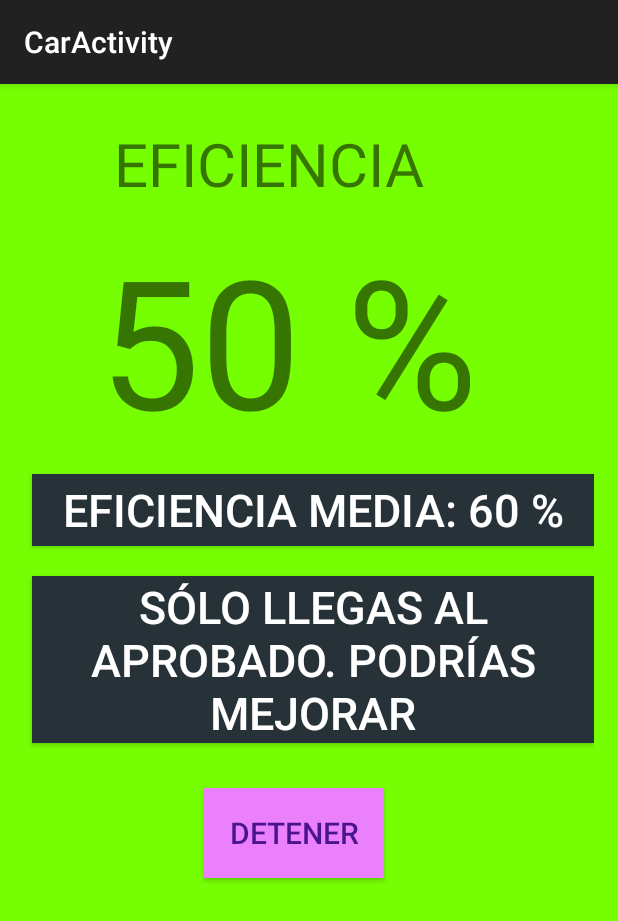
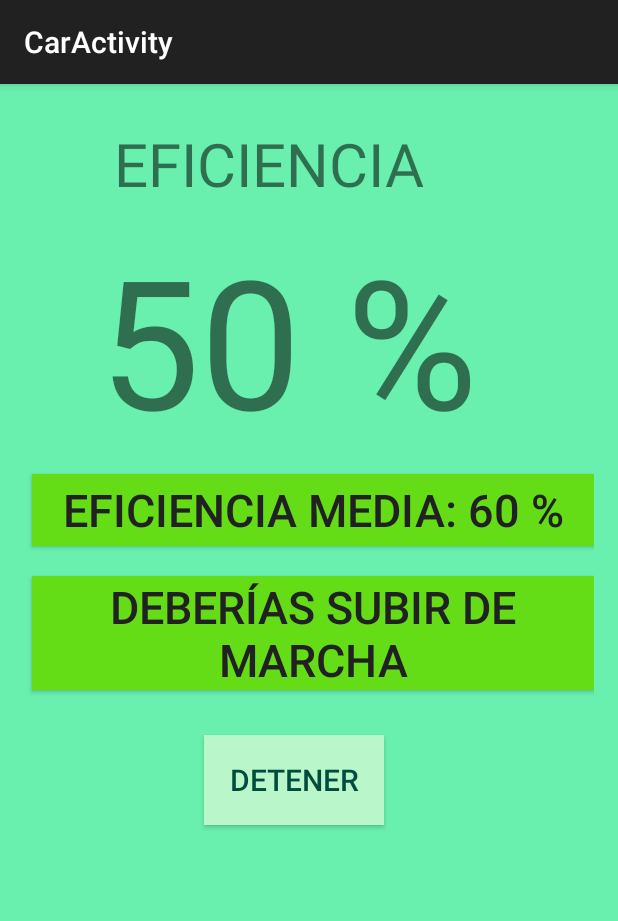
Before and after one commit to helenaCarbajo/H4G, an Android app: the CarActivity screen opened directly, with no data from a screen before it, on a phone screen of 412 x 824 dp. Shown: the top 921 px of the screen. Run offline under Robolectric (Android 15) with nearby library versions, the phone set to English and light mode, and no system bars.

Commit message:
interfaz final commit

```diff
--- a/app/src/main/java/com/example/helena/aplicacionh4g/CarActivity.java
+++ b/app/src/main/java/com/example/helena/aplicacionh4g/CarActivity.java
@@ -1,9 +1,11 @@
 package com.example.helena.aplicacionh4g;
 
+import android.content.Intent;
 import android.graphics.Color;
 import android.os.Bundle;
 import android.support.v7.app.ActionBarActivity;
 import android.util.Log;
+import android.view.View;
 import android.widget.TextView;
 
 import java.util.Timer;
@@ -28,57 +30,8 @@ public class CarActivity extends ActionBarActivity {
 
     }
 
-    /*
-    public void onResume() {
-        super.onResume();
-
-        Runnable runnable = new Runnable() {
-            @Override
-            public void run() {
-                TextView vista = new TextView(getApplicationContext());
-                for (int i = 0; i < 100; i++) {
-                    final int value;
-                    working();
-
-                    vista.setText(String.valueOf(i));
-
-                }
-            }
-        };
-        new Thread(runnable).start();
-
-        /*
-        //CharSequence cadena;
-        for (eValor = 0; eValor < 100; eValor++) {
-            try {
-                new Timer().schedule(new TimerTask() {
-                    @Override
-                    public void run() {
-                        eficiencia.setText(String.valueOf(eValor));
-                    }
-                }, 2000);
-
-                // Thread.sleep(100);
-            } catch (Exception e) {
-                Log.e(ERROR_CAR_ACTIVITY, e.toString());
-
-            }
-
-        }
-
+    public void finalizar(View view){
+        Intent i = new Intent(this,MainActivity.class);
+        startActivity(i);
     }
-
-
-
-    }
-
-
-    private void working() {
-        try{
-            Thread.sleep(2000);
-        }catch(InterruptedException e){
-            e.printStackTrace();
-        }
-    }
-     */
 }
--- a/app/src/main/res/layout/activity_car.xml
+++ b/app/src/main/res/layout/activity_car.xml
@@ -37,8 +37,8 @@
         android:layout_marginLeft="5dp"
         android:textSize="30dp"
         android:text = "Eficiencia media: 60 %"
-        android:textColor="@color/blanco"
-        android:background="@color/negro"
+        android:textColor="@color/negro"
+        android:background="@color/verdeClaro"
         />
     <Button
         android:layout_width="match_parent"
@@ -46,9 +46,9 @@
         android:layout_marginTop="10dp"
         android:layout_marginLeft="5dp"
         android:textSize="30dp"
-        android:text = "Sólo llegas al aprobado. Podrías mejorar"
-        android:textColor="@color/blanco"
-        android:background="@color/negro"
+        android:text = "Deberías subir de marcha"
+        android:textColor="@color/negro"
+        android:background="@color/verdeClaro"
         />
     <Button
         android:layout_width="120dp"
@@ -59,6 +59,7 @@
         android:text = "DETENER"
         android:textColor="@color/morado"
         android:background="@color/m2"
+        android:onClick="finalizar"
         />
 
 
--- a/app/src/main/res/values/colors.xml
+++ b/app/src/main/res/values/colors.xml
@@ -1,9 +1,10 @@
 <?xml version="1.0" encoding="utf-8"?>
 <resources>
-    <color name="verde">#76ff03</color>
-    <color name="verdeClaro">#c6ff00</color>
+    <color name="verde">#69f0ae</color>
+    <color name="verdeClaro">#64dd17</color>
     <color name="blanco">#ffffff</color>
-    <color name="negro">#263238</color>
-    <color name="morado">#4a148c</color>
-    <color name="m2">#ea80fc</color>
+    <color name="negro">#212121</color>
+    <color name="morado">#004d40</color>
+    <color name="m2">#b9f6ca</color>
+
 </resources>
```
Also changed, not shown: app/src/main/res/layout/activity_main.xml (+18 -5 lines), app/src/main/res/drawable/logo.png (renamed from app/src/main/res/drawable/EfficientCAR.png).
